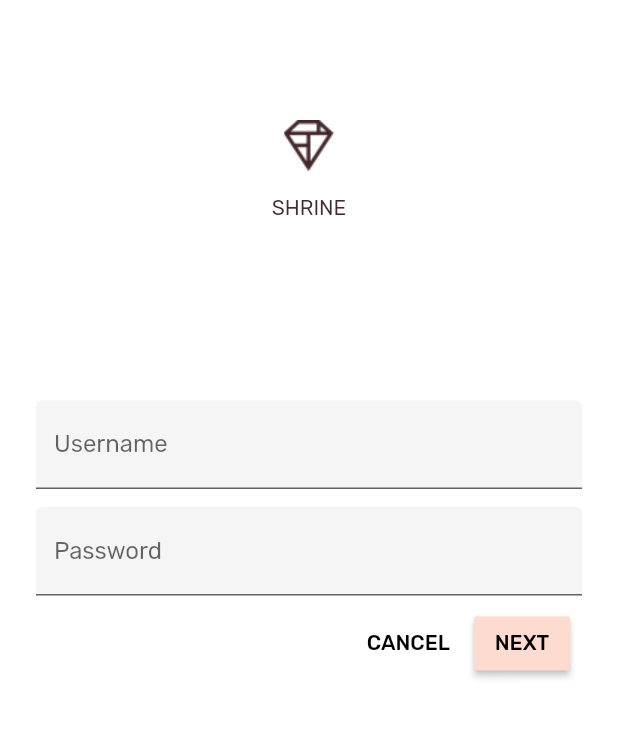
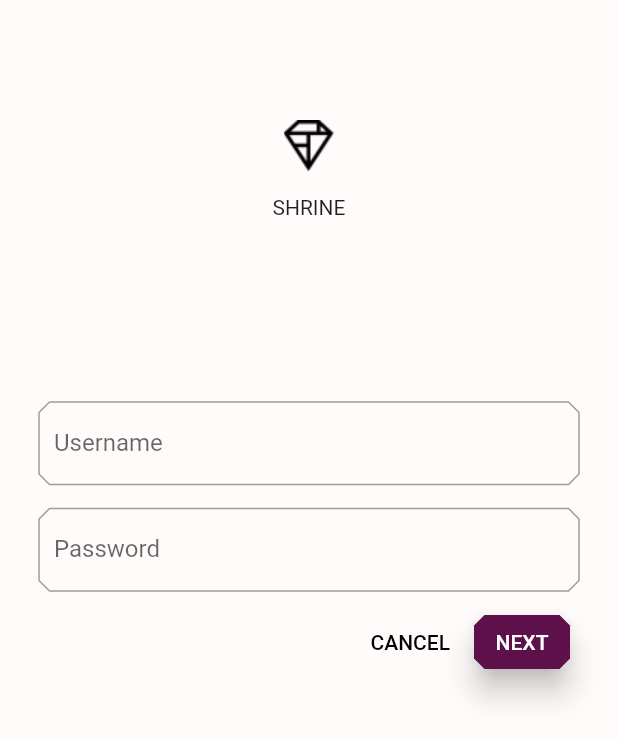
Before and after one commit to SonQBChau/mdc_100_series, a Flutter app: the screen it shows after launch, after a tap on "CANCEL", on a phone screen of 412 x 824 dp. Shown: the top 740 px of the screen. Run offline on Flutter 3.47's test engine with Material 2 defaults, Android fonts, the phone set to English and light mode, and no system bars; Roboto replaces fonts that are missing (Raleway).

Commit message:
change theme color

```diff
--- a/lib/app.dart
+++ b/lib/app.dart
@@ -14,6 +14,7 @@
 
 import 'package:flutter/material.dart';
 
+import 'supplemental/cut_corners_border.dart';
 import 'home.dart';
 import 'login.dart';
 import 'colors.dart';
@@ -57,28 +58,25 @@ final ThemeData _kShrineTheme = _buildShrineTheme();
 ThemeData _buildShrineTheme() {
   final ThemeData base = ThemeData.light();
   return base.copyWith(
-    accentColor: kShrineBrown900,
-    primaryColor: kShrinePink100,
+    primaryColor: kShrinePurple,
     buttonTheme: base.buttonTheme.copyWith(
-      buttonColor: kShrinePink100,
-      textTheme: ButtonTextTheme.normal,
+        buttonColor: kShrinePurple,
+        textTheme: ButtonTextTheme.primary,
+        colorScheme: ColorScheme.light().copyWith(primary: kShrinePurple)
     ),
-    scaffoldBackgroundColor: kShrineBackgroundWhite,
-    cardColor: kShrineBackgroundWhite,
-    textSelectionColor: kShrinePink100,
-    errorColor: kShrineErrorRed,
-    // TODO: Add the text themes (103)
+    scaffoldBackgroundColor: kShrineSurfaceWhite,
     textTheme: _buildShrineTextTheme(base.textTheme),
     primaryTextTheme: _buildShrineTextTheme(base.primaryTextTheme),
     accentTextTheme: _buildShrineTextTheme(base.accentTextTheme),
-    // TODO: Add the icon themes (103)
     primaryIconTheme: base.iconTheme.copyWith(
-        color: kShrineBrown900
+        color: kShrineSurfaceWhite
     ),
-    // TODO: Decorate the inputs (103)
+    inputDecorationTheme: InputDecorationTheme(
+      border: CutCornersBorder(),
+    ),
   );
 }
-// TODO: Build a Shrine Text Theme (103)
+
 TextTheme _buildShrineTextTheme(TextTheme base) {
   return base.copyWith(
     headline: base.headline.copyWith(
@@ -92,8 +90,6 @@ TextTheme _buildShrineTextTheme(TextTheme base) {
       fontSize: 14.0,
     ),
   ).apply(
-    fontFamily: 'Rubik',
-    displayColor: kShrineBrown900,
-    bodyColor: kShrineBrown900,
+    fontFamily: 'Raleway',
   );
 }
--- a/lib/colors.dart
+++ b/lib/colors.dart
@@ -11,3 +11,5 @@ const kShrineErrorRed = const Color(0xFFC5032B);
 
 const kShrineSurfaceWhite = const Color(0xFFFFFBFA);
 const kShrineBackgroundWhite = Colors.white;
+const kShrinePurple = Color(0xFF5D1049);
+const kShrineBlack = Color(0xFF000000);
--- a/lib/home.dart
+++ b/lib/home.dart
@@ -1,115 +1,42 @@
-// Copyright 2018-present the Flutter authors. All Rights Reserved.
-//
-// Licensed under the Apache License, Version 2.0 (the "License");
-// you may not use this file except in compliance with the License.
-// You may obtain a copy of the License at
-//
-// http://www.apache.org/licenses/LICENSE-2.0
-//
-// Unless required by applicable law or agreed to in writing, software
-// distributed under the License is distributed on an "AS IS" BASIS,
-// WITHOUT WARRANTIES OR CONDITIONS OF ANY KIND, either express or implied.
-// See the License for the specific language governing permissions and
-// limitations under the License.
+import 'package:flutter/material.dart';
 
-import 'package:flutter/material.dart';
-import 'package:intl/intl.dart';
 import 'model/products_repository.dart';
 import 'model/product.dart';
+import 'supplemental/asymmetric_view.dart';
 
 class HomePage extends StatelessWidget {
-  // TODO: Make a collection of cards (102)
-  List<Card> _buildGridCards(BuildContext context) {
-    List<Product> products = ProductsRepository.loadProducts(Category.all);
+  // TODO: Add a variable for Category (104)
 
-    if (products == null || products.isEmpty) {
-      return <Card>[];
-    }
-
-    final ThemeData theme = Theme.of(context);
-    final NumberFormat formatter = NumberFormat.simpleCurrency(
-        locale: Localizations.localeOf(context).toString());
-
-    return products.map((product) {
-      return _buildCard(product, theme, formatter);
-    }).toList();
-  }
-
-  Card _buildCard(Product product, ThemeData theme, NumberFormat formatter) {
-    return Card(
-      clipBehavior: Clip.antiAlias,
-      child: Column(
-        crossAxisAlignment: CrossAxisAlignment.center,
-        children: <Widget>[
-          AspectRatio(
-            aspectRatio: 18 / 11,
-            child: Image.asset(
-              product.assetName,
-              package: product.assetPackage,
-              fit: BoxFit.fitWidth,
-            ),
-          ),
-          Expanded(
-            child: Padding(
-              padding: EdgeInsets.fromLTRB(16, 12, 16, 8),
-              child: Column(
-                mainAxisAlignment: MainAxisAlignment.end,
-                crossAxisAlignment: CrossAxisAlignment.center,
-                children: <Widget>[
-                  Text(
-                    product == null ? '' : product.name,
-                    style: theme.textTheme.button,
-                    softWrap: false,
-                    overflow: TextOverflow.ellipsis,
-                    maxLines: 1,
-                  ),
-                  SizedBox(height: 4.0),
-                  Text(
-                    product == null ? '' : formatter.format(product.price),
-                    style: theme.textTheme.caption,
-                  ),
-                ],
-              ),
-            ),
-          ),
-        ],
-      ),
-    );
-  }
-
-  // TODO: Add a variable for Category (104)
   @override
   Widget build(BuildContext context) {
     // TODO: Return an AsymmetricView (104)
     // TODO: Pass Category variable to AsymmetricView (104)
     return Scaffold(
-      // TODO: Add app bar (102)
       appBar: AppBar(
+        brightness: Brightness.dark,
         leading: IconButton(
           icon: Icon(Icons.menu),
-          onPressed: () {},
+          onPressed: () {
+            print('Menu button');
+          },
         ),
-        title: Text('SHIRNE'),
+        title: Text('SHRINE'),
         actions: <Widget>[
           IconButton(
             icon: Icon(Icons.search),
-            onPressed: () {},
+            onPressed: () {
+              print('Search button');
+            },
           ),
           IconButton(
             icon: Icon(Icons.tune),
-            onPressed: () {},
+            onPressed: () {
+              print('Filter button');
+            },
           ),
         ],
       ),
-      // TODO: Add a grid view (102)
-      body: GridView.count(
-        crossAxisCount: 2,
-        padding: EdgeInsets.all(16),
-        childAspectRatio: 8 / 9,
-        children: _buildGridCards(context),
-      ),
-      // TODO: Set resizeToAvoidBottomInset (101)
-      resizeToAvoidBottomInset: false,
+      body: AsymmetricView(products: ProductsRepository.loadProducts(Category.all)),
     );
   }
 }
--- a/lib/login.dart
+++ b/lib/login.dart
@@ -13,6 +13,8 @@
 // limitations under the License.
 
 import 'package:flutter/material.dart';
+
+import 'colors.dart';
 
 class LoginPage extends StatefulWidget {
   @override
@@ -34,7 +36,7 @@ class _LoginPageState extends State<LoginPage> {
             SizedBox(height: 80.0),
             Column(
               children: <Widget>[
-                Image.asset('assets/diamond.png'),
+                Image.asset('assets/diamond.png',color: kShrineBlack, ),
                 SizedBox(height: 16.0),
                 Text('SHRINE'),
               ],
@@ -44,32 +46,45 @@ class _LoginPageState extends State<LoginPage> {
             // TODO: Remove filled: true values (103)
             // TODO: Wrap Password with AccentColorOverride (103)
             // TODO: Add TextField widgets (101)
-            TextField(
+            AccentColorOverride(
+              color: kShrineBrown900,
+              child: TextField(
                 controller: _usernameController,
                 decoration: InputDecoration(
-                filled: true,
                   labelText: 'Username',
+                ),
               ),
             ),
             SizedBox(
               height: 12,
             ),
-            TextField(
+            AccentColorOverride(
+              color: kShrineBrown900,
+              child: TextField(
                 controller: _passwordController,
                 decoration: InputDecoration(
-                filled: true,
                   labelText: 'Password',
                 ),
                 obscureText: true,
               ),
+            ),
             // TODO: Add button bar (101)
             ButtonBar(
               children: <Widget>[
-                FlatButton(child: Text('CANCEL'), onPressed: () {
+                FlatButton(child: Text('CANCEL'),
+                    shape: BeveledRectangleBorder(
+                      borderRadius: BorderRadius.all(Radius.circular(7.0)),
+                    ),
+                    onPressed: () {
                   _usernameController.clear();
                   _passwordController.clear();
                 }),
-                RaisedButton(child: Text('NEXT'), onPressed: () {
+                RaisedButton(child: Text('NEXT'),
+                    elevation: 8.0,
+                    shape: BeveledRectangleBorder(
+                      borderRadius: BorderRadius.all(Radius.circular(7.0)),
+                    ),
+                    onPressed: () {
                   Navigator.pop(context);
                 }),
               ],
@@ -82,3 +97,21 @@ class _LoginPageState extends State<LoginPage> {
 }
 
 // TODO: Add AccentColorOverride (103)
+class AccentColorOverride extends StatelessWidget {
+  const AccentColorOverride({Key key, this.color, this.child})
+      : super(key: key);
+
+  final Color color;
+  final Widget child;
+
+  @override
+  Widget build(BuildContext context) {
+    return Theme(
+      child: child,
+      data: Theme.of(context).copyWith(
+        accentColor: color,
+        brightness: Brightness.dark,
+      ),
+    );
+  }
+}
```
Lines whose indentation alone changed are shown as unchanged.
